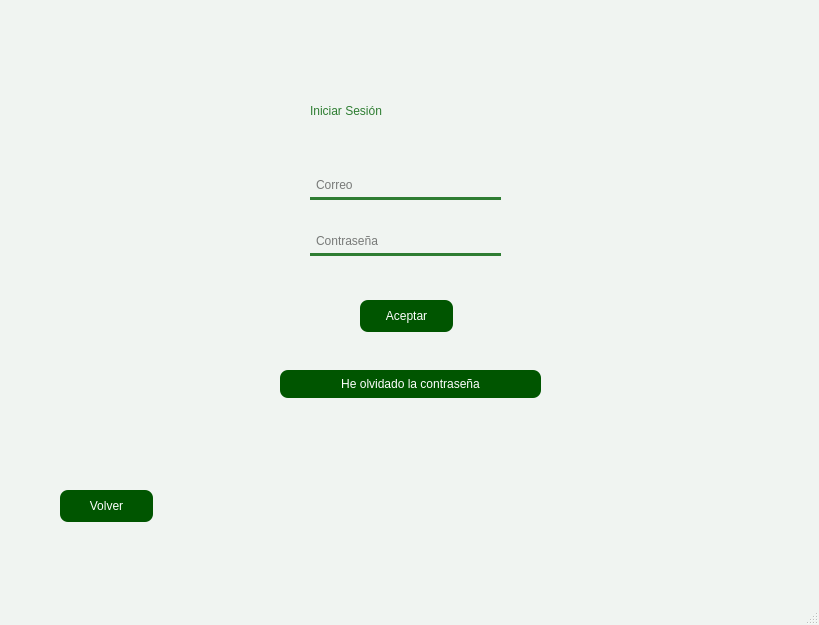
The window that src/vista/Ui/IniciarSesion2.ui (encinaa/LodzConnect) describes before a commit, drawn with Qt 5.
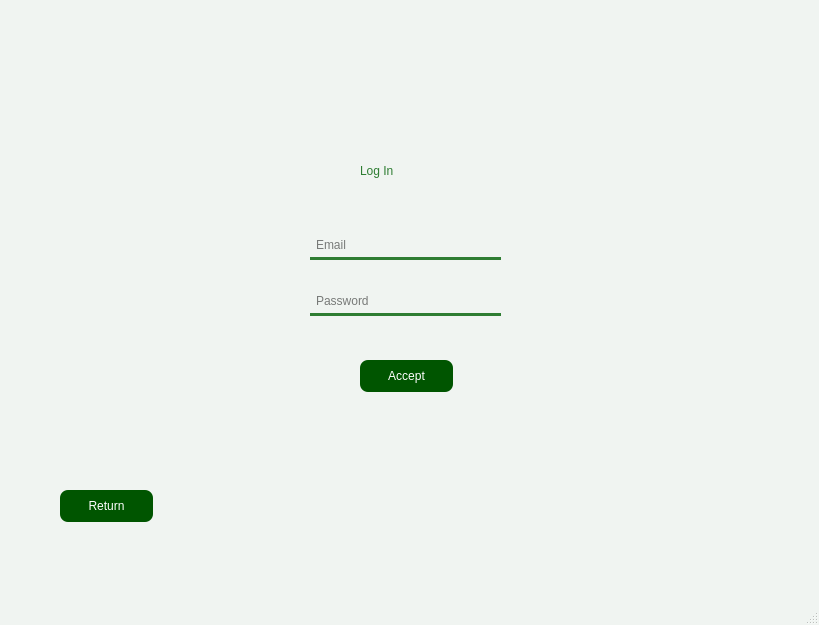
The same window after the commit. Icons and pictures are not drawn.

```diff
--- a/src/vista/Ui/IniciarSesion2.ui
+++ b/src/vista/Ui/IniciarSesion2.ui
@@ -52,9 +52,9 @@
    <widget class="QLabel" name="label">
     <property name="geometry">
      <rect>
-      <x>310</x>
-      <y>90</y>
-      <width>191</width>
+      <x>360</x>
+      <y>150</y>
+      <width>91</width>
       <height>41</height>
      </rect>
     </property>
@@ -62,14 +62,14 @@
      <string notr="true">font: 18pt &quot;Century&quot;;</string>
     </property>
     <property name="text">
-     <string>Iniciar Sesión</string>
+     <string>Log In</string>
     </property>
    </widget>
    <widget class="QPushButton" name="BotonAceptar">
     <property name="geometry">
      <rect>
       <x>360</x>
-      <y>300</y>
+      <y>360</y>
       <width>93</width>
       <height>32</height>
      </rect>
@@ -87,7 +87,7 @@
       }</string>
     </property>
     <property name="text">
-     <string>Aceptar</string>
+     <string>Accept</string>
     </property>
    </widget>
    <widget class="QPushButton" name="BotonVolver">
@@ -112,39 +112,14 @@
       }</string>
     </property>
     <property name="text">
-     <string>Volver</string>
-    </property>
-   </widget>
-   <widget class="QPushButton" name="BotonRecuperar">
-    <property name="geometry">
-     <rect>
-      <x>280</x>
-      <y>370</y>
-      <width>261</width>
-      <height>28</height>
-     </rect>
-    </property>
-    <property name="styleSheet">
-     <string notr="true">
-      QPushButton {
-        background-color: rgb(0, 85, 0);
-        color: white;
-        border-radius: 8px;
-        font: 10pt &quot;Segoe UI&quot;;
-      }
-      QPushButton:hover {
-        background-color: #388e3c;
-      }</string>
-    </property>
-    <property name="text">
-     <string>He olvidado la contraseña</string>
+     <string>Return</string>
     </property>
    </widget>
    <widget class="QWidget" name="layoutWidget">
     <property name="geometry">
      <rect>
       <x>310</x>
-      <y>150</y>
+      <y>210</y>
       <width>191</width>
       <height>131</height>
      </rect>
@@ -153,7 +128,7 @@
      <item>
       <widget class="QLineEdit" name="iniciarSesion_correo">
        <property name="placeholderText">
-        <string>Correo</string>
+        <string>Email</string>
        </property>
       </widget>
      </item>
@@ -163,7 +138,7 @@
         <enum>QLineEdit::Password</enum>
        </property>
        <property name="placeholderText">
-        <string>Contraseña</string>
+        <string>Password</string>
        </property>
       </widget>
      </item>
```
